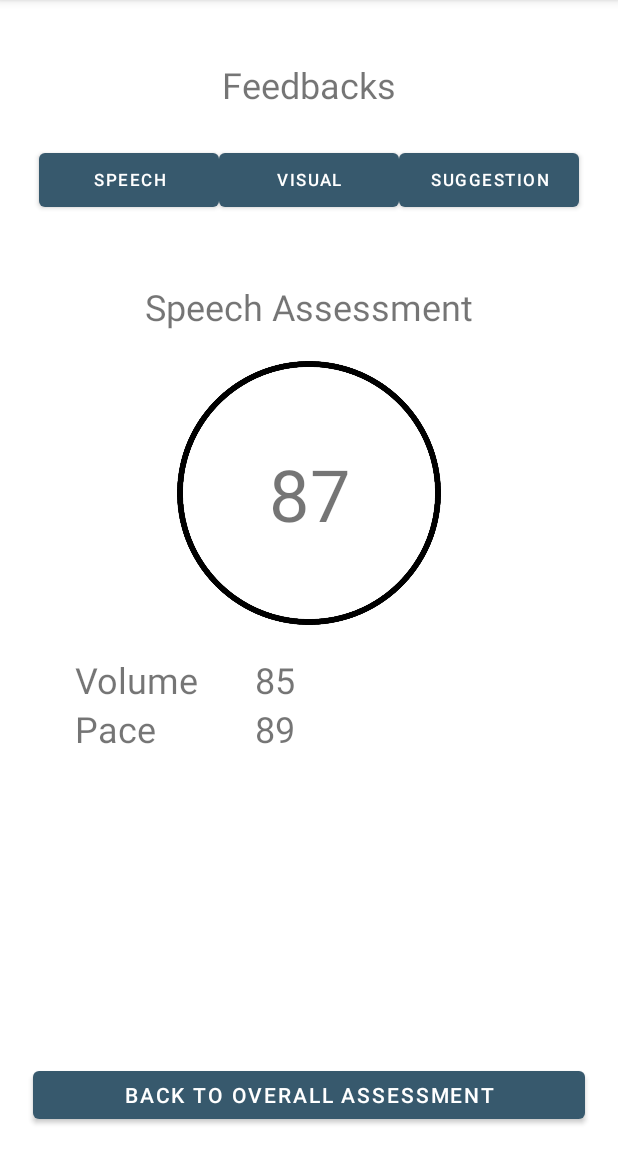
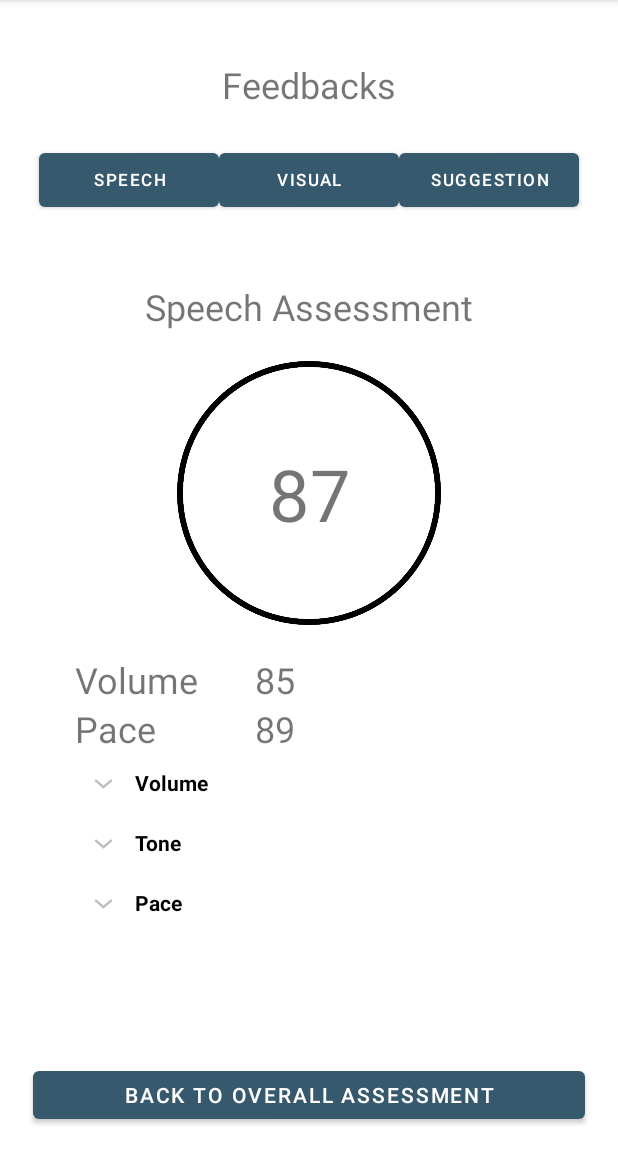
Before and after one commit to LeoLMH/Just-Innovations, an Android app: the fragment SpeechFragment placed in its activity, on a phone screen of 412 x 824 dp, the part 84-1236 px from its top. Run offline under Robolectric (Android 15) with nearby library versions, the phone set to English and light mode, and no system bars.

Commit message:
Add expandable list layout

```diff
--- /dev/null
+++ b/Presentation/app/src/main/java/cn/edu/sjtu/yyqdashen/presentation/ExpandableListData.kt
@@ -0,0 +1,24 @@
+package cn.edu.sjtu.yyqdashen.presentation
+
+import java.util.*
+internal object ExpandableListData {
+    val data: HashMap<String, List<String>>
+        get() {
+            val expandableListDetail =
+                HashMap<String, List<String>>()
+            val myFavCricketPlayers: MutableList<String> =
+                ArrayList()
+            myFavCricketPlayers.add("MS.Dhoni asdf lka dlkah lkewh flkh ealkf hleskhf lkas hflkash eklfah flkh aselkfh aklshf lkashefkla hsdlkfh alsd khflasdf ")
+
+            val myFavFootballPlayers: MutableList<String> = ArrayList()
+            myFavFootballPlayers.add("Cristiano Ronaldo ahdf adhf lakdsh flkaw eklfh lskeh flka hflksah flkashd flkash dfkl hasldkfh lkasdh flsad dfkhla")
+
+            val myFavTennisPlayers: MutableList<String> = ArrayList()
+            myFavTennisPlayers.add("Roger Federer ah dflash dfklhasd lkf halkdshf laewiof ghoiaewhf2 oy 389g2k3rg3kj2g rjkuhg4kjg324 kj23g 4kj2g3 4jkg 2k34g k2")
+
+            expandableListDetail["Pace"] = myFavCricketPlayers
+            expandableListDetail["Volume"] = myFavFootballPlayers
+            expandableListDetail["Tone"] = myFavTennisPlayers
+            return expandableListDetail
+        }
+}
--- a/Presentation/app/src/main/java/cn/edu/sjtu/yyqdashen/presentation/MainActivity.kt
+++ b/Presentation/app/src/main/java/cn/edu/sjtu/yyqdashen/presentation/MainActivity.kt
@@ -6,6 +6,8 @@ import androidx.appcompat.app.AppCompatActivity
 import android.os.Bundle
 import android.view.View
 import android.widget.Button
+import android.widget.ExpandableListView
+import android.widget.Toast
 import cn.edu.sjtu.yyqdashen.presentation.databinding.ActivityMainBinding
 
 class MainActivity : AppCompatActivity() {
@@ -16,6 +18,7 @@ class MainActivity : AppCompatActivity() {
         view = ActivityMainBinding.inflate(layoutInflater)
         view.root.setBackgroundColor(Color.parseColor("#E0E0E0"))
         setContentView(view.root)
+
     }
 
     fun startPost(view: View?) = startActivity(Intent(this, PostPresentation::class.java))
--- /dev/null
+++ b/Presentation/app/src/main/java/cn/edu/sjtu/yyqdashen/presentation/SpeechExpandableListAdapter.kt
@@ -0,0 +1,80 @@
+package cn.edu.sjtu.yyqdashen.presentation
+
+import android.content.Context
+import android.graphics.Typeface
+import android.view.LayoutInflater
+import android.view.View
+import android.view.ViewGroup
+import android.widget.BaseExpandableListAdapter
+import android.widget.ImageView
+import android.widget.TextView
+import java.util.HashMap
+class SpeechExpandableListAdapter internal constructor(
+    private val context: SpeechFragment,
+    private val titleList: List<String>,
+    private val dataList: HashMap<String, List<String>>
+) : BaseExpandableListAdapter() {
+    override fun getChild(listPosition: Int, expandedListPosition: Int): Any {
+        return this.dataList[this.titleList[listPosition]]!![expandedListPosition]
+    }
+    override fun getChildId(listPosition: Int, expandedListPosition: Int): Long {
+        return expandedListPosition.toLong()
+    }
+    override fun getChildView(
+        listPosition: Int,
+        expandedListPosition: Int,
+        isLastChild: Boolean,
+        convertView: View?,
+        parent: ViewGroup
+    ): View {
+        var convertView = convertView
+        val expandedListText = getChild(listPosition, expandedListPosition) as String
+        if (convertView == null) {
+            val layoutInflater =
+                this.context.activity?.getSystemService(Context.LAYOUT_INFLATER_SERVICE) as LayoutInflater
+            convertView = layoutInflater.inflate(R.layout.speech_list_group, null)
+        }
+        val expandedListTextView = convertView!!.findViewById<TextView>(R.id.SpeechDescription)
+        expandedListTextView.text = expandedListText
+        val expandedListImageView = convertView!!.findViewById<ImageView>(R.id.imageView)
+        // set image resource
+        expandedListImageView.setImageResource(R.drawable.pre)
+        return convertView
+    }
+    override fun getChildrenCount(listPosition: Int): Int {
+        return this.dataList[this.titleList[listPosition]]!!.size
+    }
+    override fun getGroup(listPosition: Int): Any {
+        return this.titleList[listPosition]
+    }
+    override fun getGroupCount(): Int {
+        return this.titleList.size
+    }
+    override fun getGroupId(listPosition: Int): Long {
+        return listPosition.toLong()
+    }
+    override fun getGroupView(
+        listPosition: Int,
+        isExpanded: Boolean,
+        convertView: View?,
+        parent: ViewGroup
+    ): View {
+        var convertView = convertView
+        val listTitle = getGroup(listPosition) as String
+        if (convertView == null) {
+            val layoutInflater =
+                this.context.activity?.getSystemService(Context.LAYOUT_INFLATER_SERVICE) as LayoutInflater
+            convertView = layoutInflater.inflate(R.layout.speech_list_item, null)
+        }
+        val listTitleTextView = convertView!!.findViewById<TextView>(R.id.listView)
+        listTitleTextView.setTypeface(null, Typeface.BOLD)
+        listTitleTextView.text = listTitle
+        return convertView
+    }
+    override fun hasStableIds(): Boolean {
+        return false
+    }
+    override fun isChildSelectable(listPosition: Int, expandedListPosition: Int): Boolean {
+        return true
+    }
+}
--- a/Presentation/app/src/main/java/cn/edu/sjtu/yyqdashen/presentation/SpeechFragment.kt
+++ b/Presentation/app/src/main/java/cn/edu/sjtu/yyqdashen/presentation/SpeechFragment.kt
@@ -5,6 +5,11 @@ import androidx.fragment.app.Fragment
 import android.view.LayoutInflater
 import android.view.View
 import android.view.ViewGroup
+import android.widget.ExpandableListAdapter
+import android.widget.ExpandableListView
+import android.widget.Toast
+import cn.edu.sjtu.yyqdashen.presentation.ExpandableListData.data
+import cn.edu.sjtu.yyqdashen.presentation.databinding.FragmentSpeechBinding
 
 // TODO: Rename parameter arguments, choose names that match
 // the fragment initialization parameters, e.g. ARG_ITEM_NUMBER
@@ -20,6 +25,10 @@ class SpeechFragment : Fragment() {
     // TODO: Rename and change types of parameters
     private var param1: String? = null
     private var param2: String? = null
+    lateinit var binding: FragmentSpeechBinding
+    private var expandableListView: ExpandableListView? = null
+    private var adapter: ExpandableListAdapter? = null
+    private var titleList: List<String>? = null
 
     override fun onCreate(savedInstanceState: Bundle?) {
         super.onCreate(savedInstanceState)
@@ -29,12 +38,53 @@ class SpeechFragment : Fragment() {
         }
     }
 
+    override fun onViewCreated(view: View, savedInstanceState: Bundle?) {
+        super.onViewCreated(view, savedInstanceState)
+        expandableListView = binding.expendableList
+        if (expandableListView != null) {
+            val listData = data
+            titleList = ArrayList(listData.keys)
+            adapter = SpeechExpandableListAdapter(this, titleList as ArrayList<String>, listData)
+            expandableListView!!.setAdapter(adapter)
+            expandableListView!!.setOnGroupExpandListener { groupPosition ->
+                Toast.makeText(
+                    context,
+                    (titleList as ArrayList<String>)[groupPosition] + " List Expanded.",
+                    Toast.LENGTH_SHORT
+                ).show()
+            }
+            expandableListView!!.setOnGroupCollapseListener { groupPosition ->
+                Toast.makeText(
+                    context,
+                    (titleList as ArrayList<String>)[groupPosition] + " List Collapsed.",
+                    Toast.LENGTH_SHORT
+                ).show()
+            }
+            expandableListView!!.setOnChildClickListener { _, _, groupPosition, childPosition, _ ->
+                Toast.makeText(
+                    context,
+                    "Clicked: " + (titleList as ArrayList<String>)[groupPosition] + " -> " + listData[(
+                            titleList as
+                                    ArrayList<String>
+                            )
+                            [groupPosition]]!!.get(
+                        childPosition
+                    ),
+                    Toast.LENGTH_SHORT
+                ).show()
+                false
+            }
+        }
+
+    }
+
     override fun onCreateView(
         inflater: LayoutInflater, container: ViewGroup?,
         savedInstanceState: Bundle?
     ): View? {
         // Inflate the layout for this fragment
-        return inflater.inflate(R.layout.fragment_speech, container, false)
+        binding = FragmentSpeechBinding.inflate(layoutInflater)
+        return binding.root
     }
 
     companion object {
--- a/Presentation/app/src/main/res/layout/fragment_speech.xml
+++ b/Presentation/app/src/main/res/layout/fragment_speech.xml
@@ -88,6 +88,16 @@
                 android:textSize="24sp" />
         </TableRow>
 
+
+        <ExpandableListView
+            android:id="@+id/expendableList"
+            android:layout_width="match_parent"
+            android:layout_height="match_parent"
+            android:divider="@android:color/background_light"
+            android:dividerHeight="0.5dp" />
+
     </TableLayout>
 
+
+
 </androidx.constraintlayout.widget.ConstraintLayout>
--- /dev/null
+++ b/Presentation/app/src/main/res/layout/speech_list_item.xml
@@ -0,0 +1,22 @@
+<?xml version="1.0" encoding="utf-8"?>
+<androidx.constraintlayout.widget.ConstraintLayout xmlns:android="http://schemas.android.com/apk/res/android"
+    xmlns:app="http://schemas.android.com/apk/res-auto"
+    android:layout_width="match_parent"
+    android:layout_height="match_parent">
+
+
+    <TextView
+        android:id="@+id/listView"
+        android:layout_width="match_parent"
+        android:layout_height="wrap_content"
+        android:layout_marginTop="8dp"
+        android:paddingStart="?android:attr/expandableListPreferredItemPaddingLeft"
+        android:paddingTop="10dp"
+        android:paddingBottom="10dp"
+        android:textColor="@android:color/black"
+        app:layout_constraintEnd_toEndOf="parent"
+        app:layout_constraintHorizontal_bias="0.0"
+        app:layout_constraintStart_toStartOf="parent" />
+
+
+</androidx.constraintlayout.widget.ConstraintLayout>
```
Also changed, not shown: Presentation/app/src/main/res/layout/speech_list_group.xml (added, +26 -0 lines).
